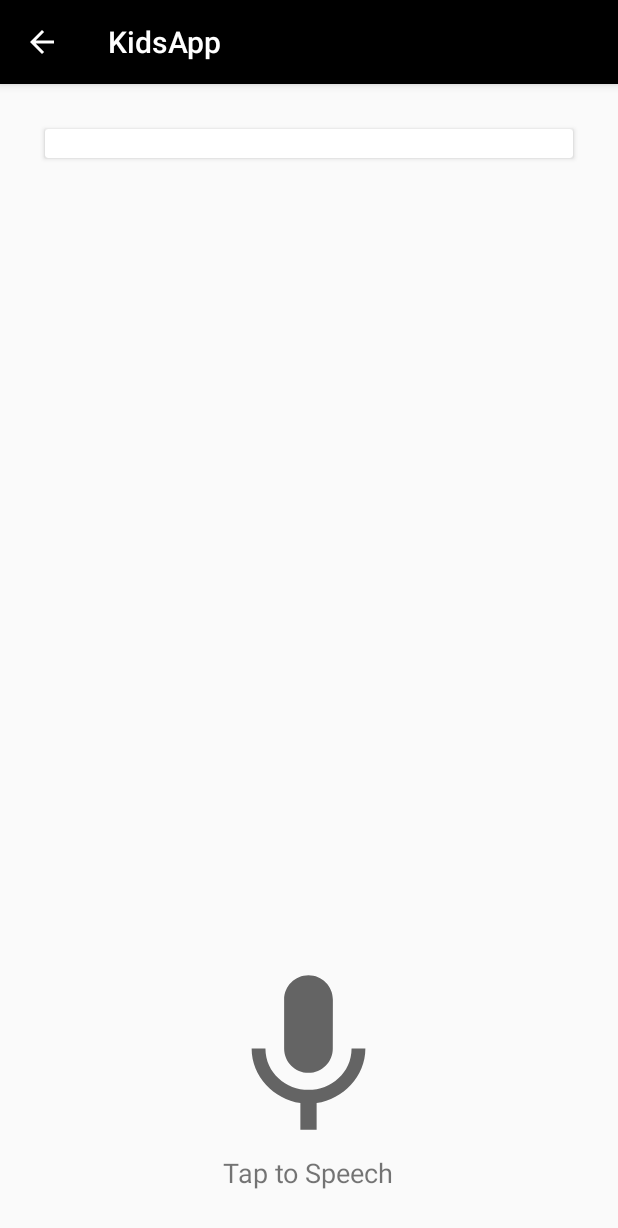
After one commit to EreblinaZ/KidsApplication, an Android app: the SpeechConverterActivity screen opened directly, with no data from a screen before it, on a phone screen of 412 x 824 dp. The commit adds this screen. Shown: the top 1228 px of the screen. Run offline under Robolectric (Android 15) with nearby library versions, the phone set to English and light mode, and no system bars.

Commit message:
Hardware Component (microphone)

```diff
--- a/app/src/main/java/com/projekti/kidsapp/HomeActivity.java
+++ b/app/src/main/java/com/projekti/kidsapp/HomeActivity.java
@@ -84,6 +84,11 @@ public class HomeActivity extends AppCompatActivity {
 
         switch (item.getItemId())
         {
+            case R.id.action_speak:
+                Intent intent2 = new Intent(this,SpeechConverterActivity.class);
+                startActivity(intent2);
+                return true;
+
             case R.id.action_logout:
                 Intent intent = new Intent(this,LoginActivity.class);
                 startActivity(intent);
--- /dev/null
+++ b/app/src/main/java/com/projekti/kidsapp/SpeechConverterActivity.java
@@ -0,0 +1,69 @@
+package com.projekti.kidsapp;
+
+import androidx.annotation.Nullable;
+import androidx.appcompat.app.AppCompatActivity;
+
+import android.content.Intent;
+import android.os.Bundle;
+import android.speech.RecognizerIntent;
+import android.view.View;
+import android.widget.ImageView;
+import android.widget.TextView;
+import android.widget.Toast;
+
+import java.util.ArrayList;
+import java.util.Locale;
+
+public class SpeechConverterActivity extends AppCompatActivity {
+
+    TextView voiceInput;
+    ImageView micButton;
+    private static final int req_code=1000;
+
+
+    @Override
+    protected void onCreate(Bundle savedInstanceState) {
+        super.onCreate(savedInstanceState);
+        setContentView(R.layout.activity_speech_converter);
+
+        voiceInput = findViewById(R.id.voiceInput);
+        micButton = findViewById(R.id.voiceButton);
+
+        micButton.setOnClickListener(new View.OnClickListener() {
+            @Override
+            public void onClick(View v) {
+                getVoiceInput();
+            }
+        });
+    }
+
+    private void getVoiceInput() {
+        Intent intent = new Intent(RecognizerIntent.ACTION_RECOGNIZE_SPEECH);
+        intent.putExtra(RecognizerIntent.EXTRA_LANGUAGE_MODEL,
+                RecognizerIntent.LANGUAGE_MODEL_FREE_FORM);
+        intent.putExtra(RecognizerIntent.EXTRA_LANGUAGE, Locale.getDefault());
+        intent.putExtra(RecognizerIntent.EXTRA_PROMPT, "Please Speak Something");
+
+        try{
+            startActivityForResult(intent, req_code);
+        }
+        catch (Exception e) {
+            Toast.makeText(this,""+e.getMessage(),Toast.LENGTH_SHORT).show();
+        }
+    }
+
+    @Override
+    protected void onActivityResult(int requestCode, int resultCode, @Nullable Intent data) {
+        super.onActivityResult(requestCode, resultCode, data);
+
+        switch (requestCode){
+            case req_code:{
+                if(resultCode==RESULT_OK && null!=data){
+                    ArrayList<String> result = data.getStringArrayListExtra(RecognizerIntent.EXTRA_RESULTS);
+                    voiceInput.setText(result.get(0));
+                }
+                break;
+            }
+        }
+    }
+}
--- /dev/null
+++ b/app/src/main/res/drawable/ic_baseline_mic_24.xml
@@ -0,0 +1,10 @@
+<vector xmlns:android="http://schemas.android.com/apk/res/android"
+    android:width="24dp"
+    android:height="24dp"
+    android:viewportWidth="24"
+    android:viewportHeight="24"
+    android:tint="?attr/colorControlNormal">
+  <path
+      android:fillColor="@android:color/white"
+      android:pathData="M12,14c1.66,0 2.99,-1.34 2.99,-3L15,5c0,-1.66 -1.34,-3 -3,-3S9,3.34 9,5v6c0,1.66 1.34,3 3,3zM17.3,11c0,3 -2.54,5.1 -5.3,5.1S6.7,14 6.7,11L5,11c0,3.41 2.72,6.23 6,6.72L11,21h2v-3.28c3.28,-0.48 6,-3.3 6,-6.72h-1.7z"/>
+</vector>
--- /dev/null
+++ b/app/src/main/res/layout/activity_speech_converter.xml
@@ -0,0 +1,45 @@
+<?xml version="1.0" encoding="utf-8"?>
+<RelativeLayout xmlns:android="http://schemas.android.com/apk/res/android"
+    xmlns:app="http://schemas.android.com/apk/res-auto"
+    xmlns:tools="http://schemas.android.com/tools"
+    android:layout_width="match_parent"
+    android:layout_height="match_parent"
+    tools:context=".SpeechConverterActivity">
+
+    <androidx.cardview.widget.CardView
+        android:layout_width="match_parent"
+        android:layout_height="wrap_content"
+        android:layout_margin="30dp">
+
+        <TextView
+            android:id="@+id/voiceInput"
+            android:layout_width="wrap_content"
+            android:layout_height="wrap_content" />
+    </androidx.cardview.widget.CardView>
+
+    <LinearLayout
+        android:layout_width="wrap_content"
+        android:layout_height="wrap_content"
+        android:orientation="vertical"
+        android:layout_alignParentBottom="true"
+        android:layout_marginBottom="30dp"
+        android:layout_centerHorizontal="true">
+
+
+        <ImageView
+            android:id="@+id/voiceButton"
+            android:layout_width="130dp"
+            android:layout_height="130dp"
+            android:src="@drawable/ic_baseline_mic_24" />
+
+        <TextView
+            android:id="@+id/textView"
+            android:layout_width="wrap_content"
+            android:layout_height="wrap_content"
+            android:layout_gravity="center_horizontal"
+            android:text="Tap to Speech"
+            android:textSize="18sp"/>
+
+    </LinearLayout>
+
+</RelativeLayout>
--- a/app/src/main/res/menu/menu_main.xml
+++ b/app/src/main/res/menu/menu_main.xml
@@ -1,6 +1,12 @@
 <?xml version="1.0" encoding="utf-8"?>
 <menu xmlns:android="http://schemas.android.com/apk/res/android"
     xmlns:app="http://schemas.android.com/apk/res-auto">
+
+    <item
+        android:id="@+id/action_speak"
+        android:icon="@drawable/ic_baseline_mic_24"
+        app:showAsAction="ifRoom"
+        android:title="@string/converter" />
 
     <item
         android:id="@+id/action_help"
--- a/app/src/main/res/values/strings.xml
+++ b/app/src/main/res/values/strings.xml
@@ -55,5 +55,6 @@
     <string name="help">Help</string>
     <string name="logout">Logout</string>
     <string name="exit">Exit</string>
+    <string name="converter">Converter</string>
 
 </resources>
```
Also changed, not shown: app/src/main/AndroidManifest.xml (+29 -18 lines).
